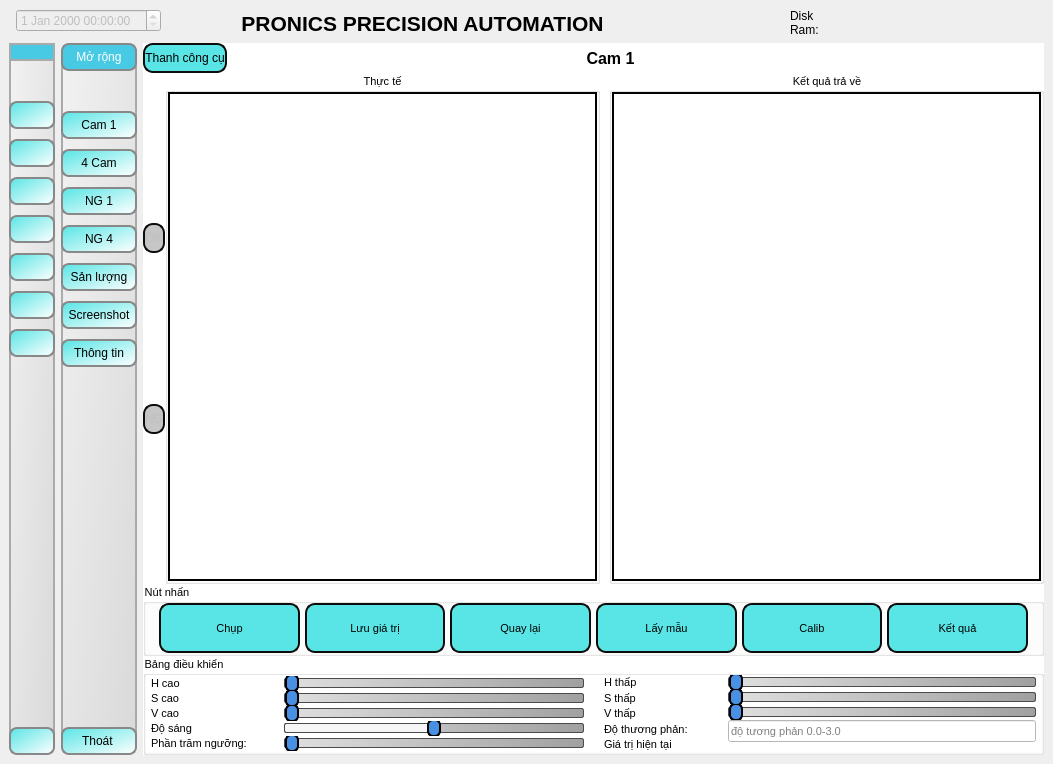
Qt form main_gui.ui (BingKeyelse/Duy-Nguyen-Project) before a commit.
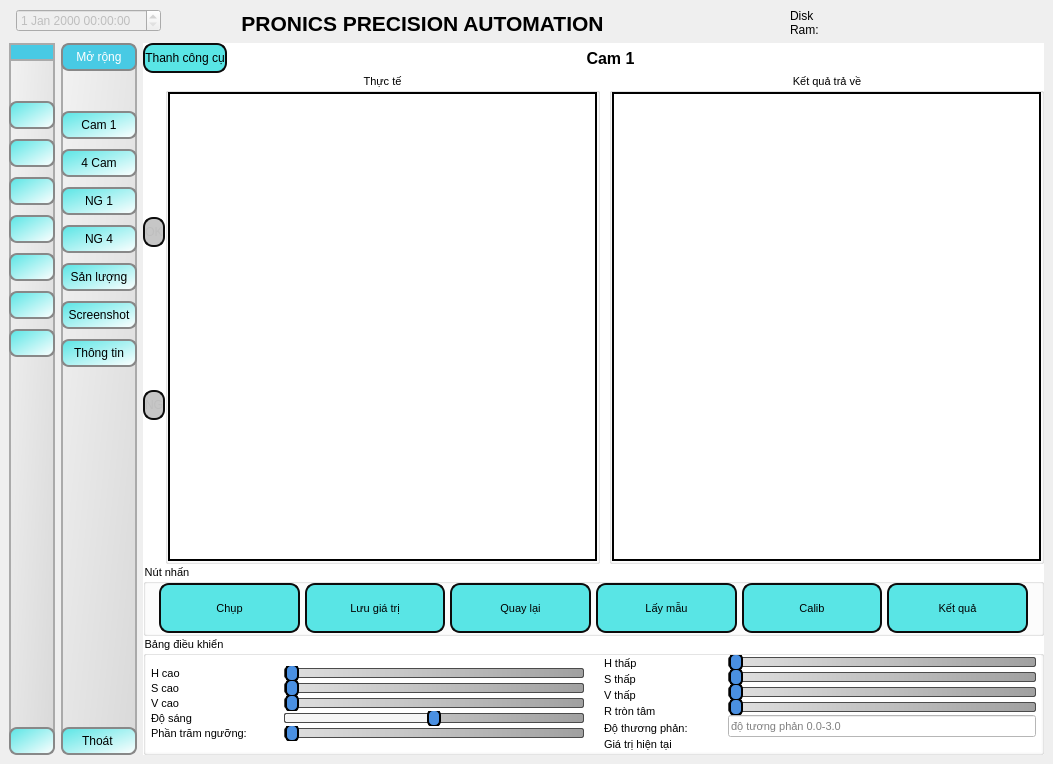
The same form after that commit. The open tabs and pages were chosen to show the change. Icons and pictures are not drawn.

```diff
--- a/main_gui.ui
+++ b/main_gui.ui
@@ -864,7 +864,7 @@
                   <item row="0" column="0">
                    <widget class="QStackedWidget" name="stackedWidget_2">
                     <property name="currentIndex">
-                     <number>1</number>
+                     <number>2</number>
                     </property>
                     <widget class="QWidget" name="real">
                      <layout class="QGridLayout" name="gridLayout_5">
@@ -929,6 +929,36 @@
                       </item>
                      </layout>
                     </widget>
+                    <widget class="QWidget" name="vitual">
+                     <layout class="QGridLayout" name="gridLayout_20">
+                      <property name="leftMargin">
+                       <number>0</number>
+                      </property>
+                      <property name="topMargin">
+                       <number>0</number>
+                      </property>
+                      <property name="rightMargin">
+                       <number>0</number>
+                      </property>
+                      <property name="bottomMargin">
+                       <number>0</number>
+                      </property>
+                      <property name="spacing">
+                       <number>0</number>
+                      </property>
+                      <item row="0" column="0">
+                       <widget class="QLabel" name="show_pic_virtual_cam1">
+                        <property name="styleSheet">
+                         <string notr="true">background-color: rgb(255, 255, 255);
+border: 2px solid black;</string>
+                        </property>
+                        <property name="text">
+                         <string/>
+                        </property>
+                       </widget>
+                      </item>
+                     </layout>
+                    </widget>
                    </widget>
                   </item>
                  </layout>
@@ -1320,6 +1350,13 @@
                     </property>
                    </widget>
                   </item>
+                  <item>
+                   <widget class="QLabel" name="show_r_circle_cam1">
+                    <property name="text">
+                     <string>R tròn tâm</string>
+                    </property>
+                   </widget>
+                  </item>
                   <item>
                    <widget class="QLabel" name="show_contrast_cam1">
                     <property name="text">
@@ -1383,6 +1420,19 @@
                     </property>
                    </widget>
                   </item>
+                  <item>
+                   <widget class="QSlider" name="slider_r_circle_cam1">
+                    <property name="maximum">
+                     <number>2000</number>
+                    </property>
+                    <property name="pageStep">
+                     <number>1</number>
+                    </property>
+                    <property name="orientation">
+                     <enum>Qt::Horizontal</enum>
+                    </property>
+                   </widget>
+                  </item>
                   <item>
                    <widget class="QLineEdit" name="show_value_contrast_cam1">
                     <property name="placeholderText">
@@ -1393,15 +1443,15 @@
                   <item>
                    <spacer name="horizontalSpacer_7">
                     <property name="orientation">
-                     <enum>Qt::Horizontal</enum>
+                     <enum>Qt::Vertical</enum>
                     </property>
                     <property name="sizeType">
-                     <enum>QSizePolicy::Expanding</enum>
+                     <enum>QSizePolicy::Fixed</enum>
                     </property>
                     <property name="sizeHint" stdset="0">
                      <size>
-                      <width>40</width>
-                      <height>10</height>
+                      <width>20</width>
+                      <height>15</height>
                      </size>
                     </property>
                    </spacer>
```
Left out of the diff: 8 changed lines with no effect on the pictures.
